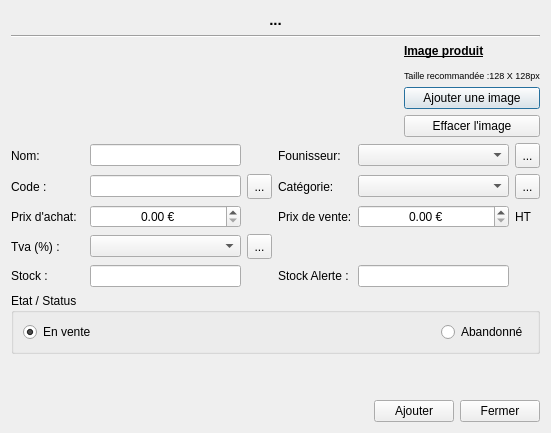
Old version of the form src/dialogproduct.ui in the repository cfdev/mcercle.
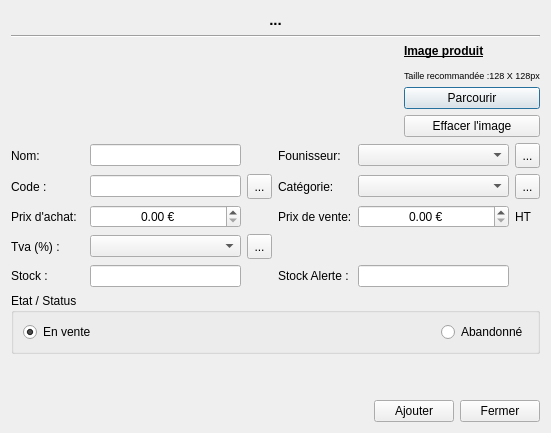
New version of the form. Icons and pictures are not drawn.

Commit message: Image produit en icone dans la liste et suppression de l'image dans la dialogproduct

Diff of the .ui file:
```diff
--- a/src/dialogproduct.ui
+++ b/src/dialogproduct.ui
@@ -90,7 +90,7 @@
          <item>
           <widget class="QPushButton" name="pushButton_image">
            <property name="text">
-            <string>Ajouter une image</string>
+            <string>Parcourir</string>
            </property>
           </widget>
          </item>
```
The commit also changes 5 other files.
